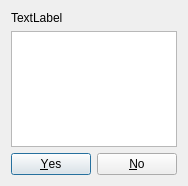
euroelessar/qutim, file src/corelayers/authdialog/authdialog.ui: the form before one commit.
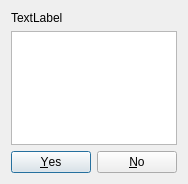
The form after the commit.

What changed in the file:
```diff
--- a/src/corelayers/authdialog/authdialog.ui
+++ b/src/corelayers/authdialog/authdialog.ui
@@ -6,8 +6,8 @@
    <rect>
     <x>0</x>
     <y>0</y>
-    <width>178</width>
-    <height>186</height>
+    <width>176</width>
+    <height>184</height>
    </rect>
   </property>
   <property name="windowTitle">
@@ -32,6 +32,9 @@
      <property name="documentTitle">
       <string/>
      </property>
+     <property name="readOnly">
+      <bool>false</bool>
+     </property>
      <property name="html">
       <string>&lt;!DOCTYPE HTML PUBLIC &quot;-//W3C//DTD HTML 4.0//EN&quot; &quot;http://www.w3.org/TR/REC-html40/strict.dtd&quot;&gt;
 &lt;html&gt;&lt;head&gt;&lt;meta name=&quot;qrichtext&quot; content=&quot;1&quot; /&gt;&lt;style type=&quot;text/css&quot;&gt;
```
Left out of the diff: 2 changed lines with no effect on the pictures.
